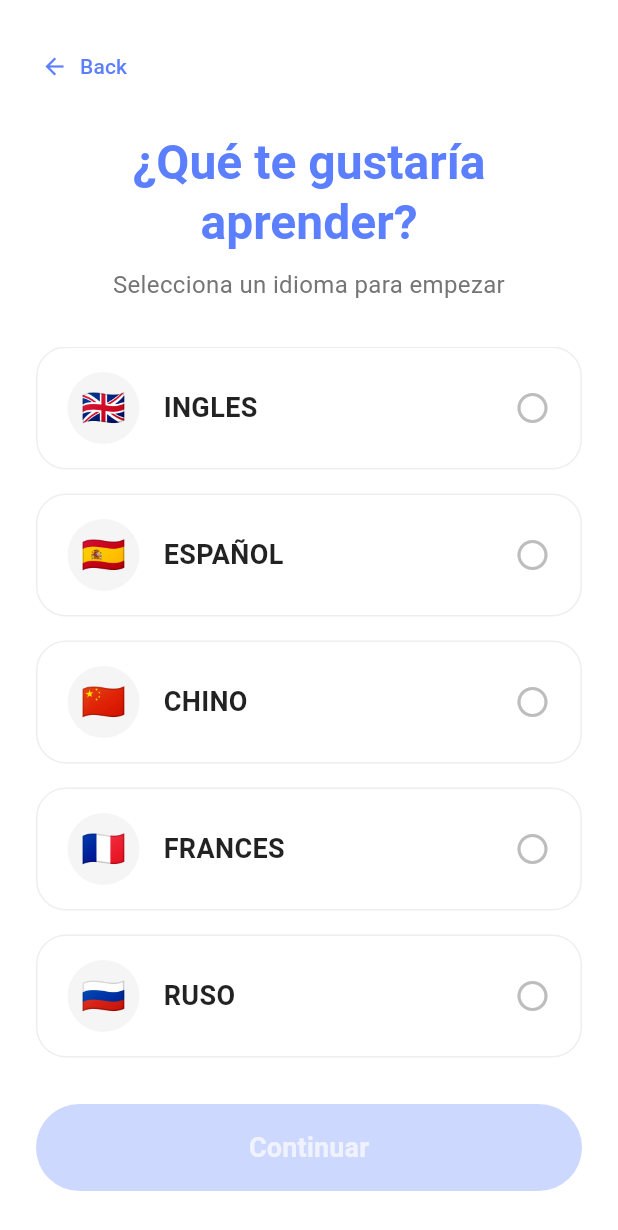
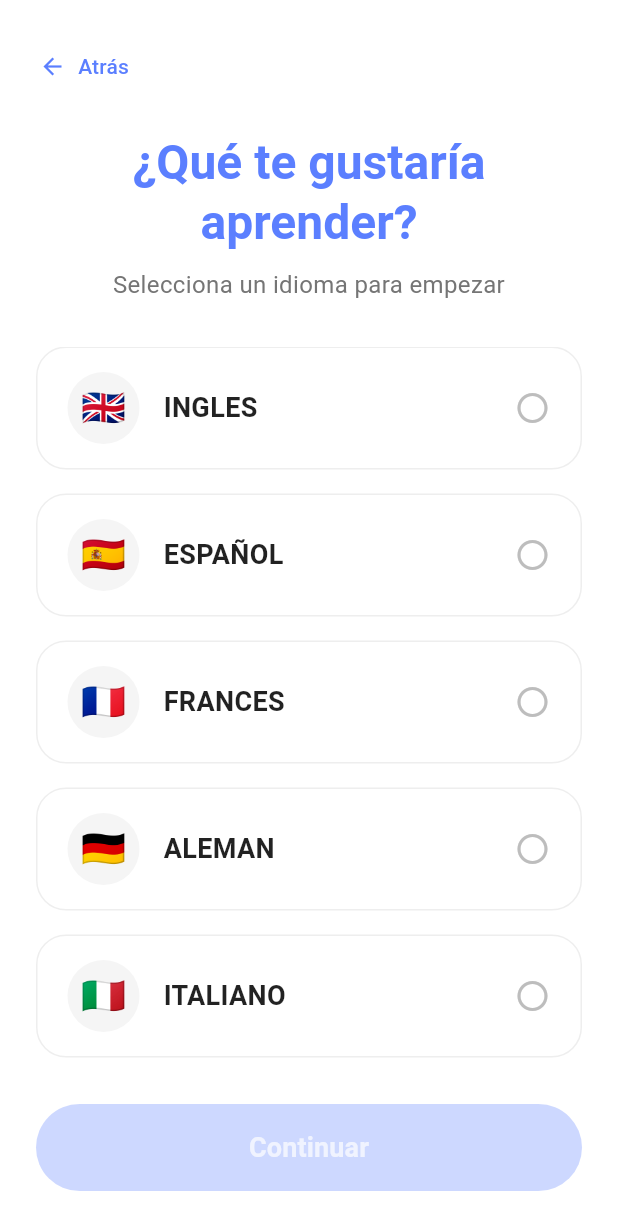
Before and after one commit to Hampcoders-Glottia/glottia-front-end-dart, a Flutter app: the LanguageSelectionScreen screen opened directly, on a phone screen of 412 x 824 dp. Shown: the top 1230 px of the screen. Run offline on Flutter 3.47's test engine with Material 3 defaults, Android fonts, the phone set to English and light mode, and no system bars; our stand-ins replace dartz, dio, equatable, flutter_bloc, flutter_secure_storage, get_it; accounts and stored records are empty.

Commit message:
refactor: correct actions and UI

```diff
--- a/lib/features/authentication/data/models/language.dart
+++ b/lib/features/authentication/data/models/language.dart
@@ -29,21 +29,27 @@ final List<Language> availableLanguages = [
     flagColor: null,
   ),
   const Language(
-    code: 'zh',
-    name: 'CHINO',
-    flagEmoji: '🇨🇳',
-    flagColor: null,
-  ),
-  const Language(
     code: 'fr',
     name: 'FRANCES',
     flagEmoji: '🇫🇷',
     flagColor: null,
   ),
-  const Language(
-    code: 'ru',
-    name: 'RUSO',
-    flagEmoji: '🇷🇺',
+    const Language(
+    code: 'de',
+    name: 'ALEMAN',
+    flagEmoji:'🇩🇪',
     flagColor: null,
   ),
+  const Language(
+    code: 'it',
+    name: 'ITALIANO',
+    flagEmoji: '🇮🇹',
+    flagColor: null,
+  ),
+  const Language(
+    code: 'pt',
+    name: 'PORTUGES',
+    flagEmoji: '🇵🇹',
+    flagColor: null,
+    )
 ];
--- a/lib/features/authentication/presentation/pages/language_selection_screen.dart
+++ b/lib/features/authentication/presentation/pages/language_selection_screen.dart
@@ -2,7 +2,6 @@ import 'package:flutter/material.dart';
 import 'package:mobile_frontend/config/theme/app_colors.dart';
 import 'package:mobile_frontend/features/authentication/data/models/language.dart';
 import 'package:mobile_frontend/features/authentication/presentation/widgets/languague_option_card.dart';
-import 'package:mobile_frontend/features/dashboard/presentation/pages/learner_dashboard_screen.dart';
 
 class LanguageSelectionScreen extends StatefulWidget {
   const LanguageSelectionScreen({super.key});
@@ -25,22 +24,20 @@ class _LanguageSelectionScreenState extends State<LanguageSelectionScreen> {
       ScaffoldMessenger.of(context).showSnackBar(
         const SnackBar(
           content: Text('Por favor selecciona un idioma'),
-          behavior: SnackBarBehavior.floating, // Se ve más bonito flotando
+          behavior: SnackBarBehavior.floating,
           backgroundColor: Colors.orange,
         ),
       );
       return;
     }
 
-    // 1. Disparamos el evento al BLoC para guardar la preferencia en el backend/estado
-    // (Asegúrate de agregar este evento a tu auth_event.dart si no existe)
-    // context.read<AuthBloc>().add(LanguageSelected(languageCode: selectedLanguageCode!));
+    // TODO: Aquí podrías disparar un evento para guardar el idioma en el backend
+    // context.read<ProfileBloc>().add(UpdateLanguage(selectedLanguageCode!));
 
-    // 2. Navegamos al Dashboard principal y borramos el historial para que no pueda volver atrás
-    Navigator.of(context).pushAndRemoveUntil(
-      MaterialPageRoute(builder: (_) => const LearnerDashboardScreen()),
-      (route) => false,
-    );
+    // == CAMBIO CRÍTICO ==
+    // Usamos la ruta '/home' porque en main.dart es donde se inyecta el DashboardBloc.
+    // Si usas MaterialPageRoute directo, el Dashboard fallará.
+    Navigator.of(context).pushNamedAndRemoveUntil('/home', (route) => false);
   }
 
   @override
@@ -61,7 +58,7 @@ class _LanguageSelectionScreenState extends State<LanguageSelectionScreen> {
                 child: TextButton.icon(
                   onPressed: () => Navigator.of(context).maybePop(),
                   icon: const Icon(Icons.arrow_back, color: kPrimaryBlue),
-                  label: const Text('Back', style: TextStyle(color: kPrimaryBlue)),
+                  label: const Text('Atrás', style: TextStyle(color: kPrimaryBlue)),
                   style: TextButton.styleFrom(padding: EdgeInsets.zero),
                 ),
               ),
@@ -74,7 +71,7 @@ class _LanguageSelectionScreenState extends State<LanguageSelectionScreen> {
                 style: theme.textTheme.headlineLarge?.copyWith(
                   color: kPrimaryBlue,
                   fontWeight: FontWeight.bold,
-                  fontSize: 32, // Ajustado un poco para evitar overflow
+                  fontSize: 32,
                 ),
                 textAlign: TextAlign.center,
               ),
@@ -91,7 +88,6 @@ class _LanguageSelectionScreenState extends State<LanguageSelectionScreen> {
               // Lista de idiomas
               Expanded(
                 child: ListView.builder(
-                  // Efecto de rebote suave tipo iOS
                   physics: const BouncingScrollPhysics(),
                   itemCount: availableLanguages.length,
                   itemBuilder: (context, index) {
```
Also changed, not shown: lib/features/authentication/presentation/pages/login_screen.dart (+15 -27 lines).
